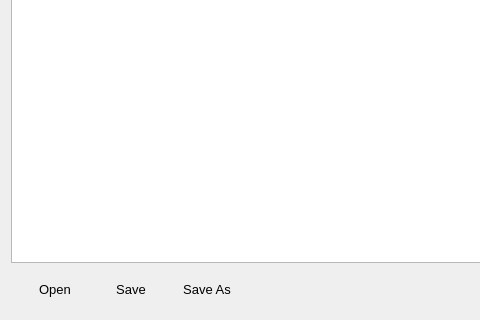
The window that src/editwindow.ui (sledzik1984/timer) describes before a commit, drawn with Qt 5; both pictures show x 0 to 480 and y 960 to 1280 of the 720 by 1280 pixel window.
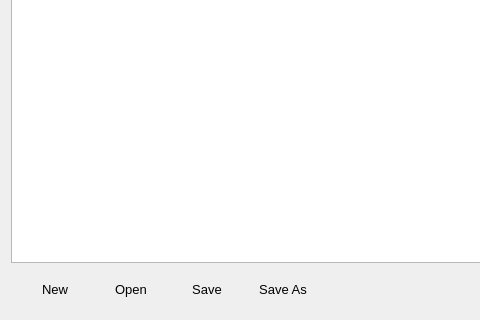
The same window after the commit. Icons and pictures are not drawn.

The edit to the form file:
```diff
--- a/src/editwindow.ui
+++ b/src/editwindow.ui
@@ -34,6 +34,35 @@
       <string notr="true">font: 10pt</string>
      </property>
      <layout class="QHBoxLayout" name="layout_2">
+      <item>
+       <widget class="QToolButton" name="clear">
+        <property name="minimumSize">
+         <size>
+          <width>70</width>
+          <height>0</height>
+         </size>
+        </property>
+        <property name="text">
+         <string>New</string>
+        </property>
+        <property name="icon">
+         <iconset resource="../res/resource.qrc">
+          <normaloff>:/new.png</normaloff>:/new.png</iconset>
+        </property>
+        <property name="iconSize">
+         <size>
+          <width>48</width>
+          <height>48</height>
+         </size>
+        </property>
+        <property name="toolButtonStyle">
+         <enum>Qt::ToolButtonTextUnderIcon</enum>
+        </property>
+        <property name="autoRaise">
+         <bool>true</bool>
+        </property>
+       </widget>
+      </item>
       <item>
        <widget class="QToolButton" name="open">
         <property name="minimumSize">
```
